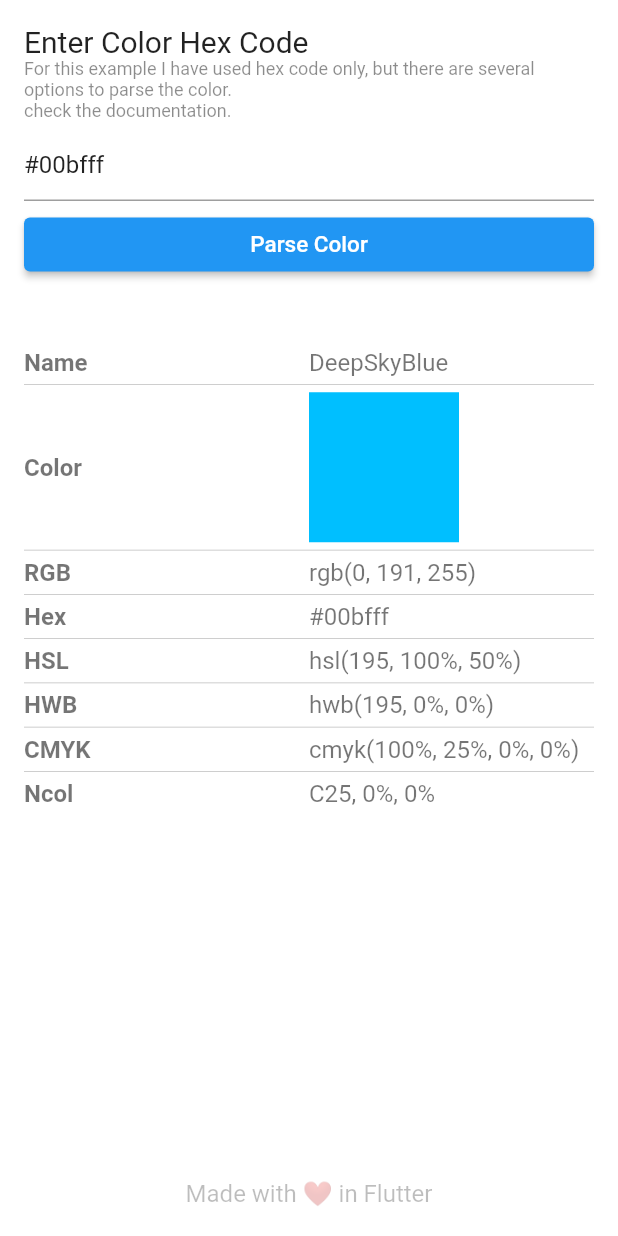
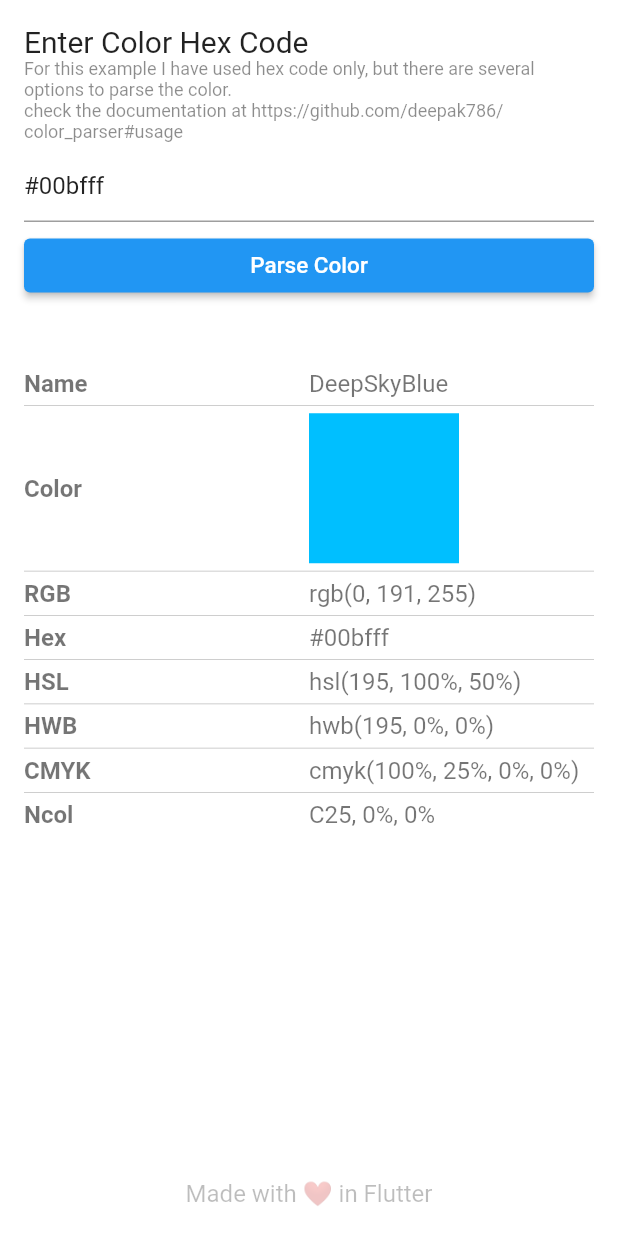
Before and after one commit to deepak786/color_parser, a Flutter app: the screen it shows after launch, on a phone screen of 412 x 824 dp. Run offline on Flutter 3.47's test engine with Material 2 defaults, Android fonts, the phone set to English and light mode, and no system bars.

Commit message:
added link

```diff
--- a/example/lib/example.dart
+++ b/example/lib/example.dart
@@ -66,7 +66,7 @@ class _ExampleState extends State<Example> {
                       ),
                     ),
                     Text(
-                      "For this example I have used hex code only, but there are several options to parse the color.\ncheck the documentation.",
+                      "For this example I have used hex code only, but there are several options to parse the color.\ncheck the documentation at https://github.com/deepak786/color_parser#usage",
                       style: TextStyle(
                         fontSize: 12,
                         color: Colors.black45,
```
